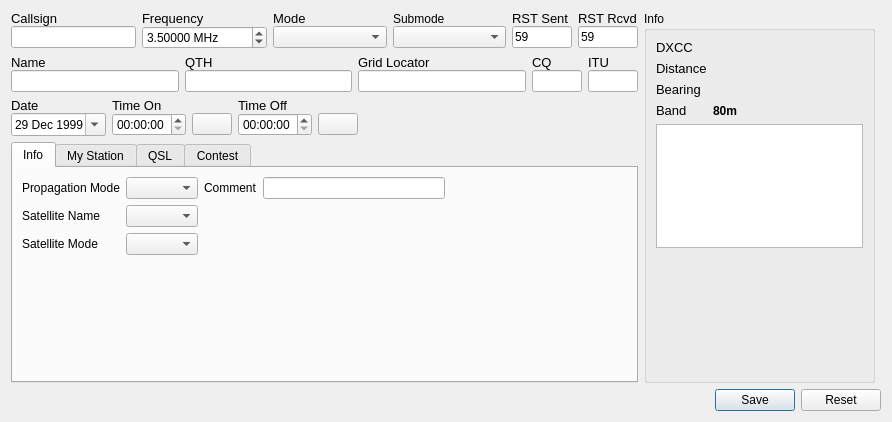
First picture: the form in ui/NewContactWidget.ui, repository 7h0ma5/QLog, before the edit.
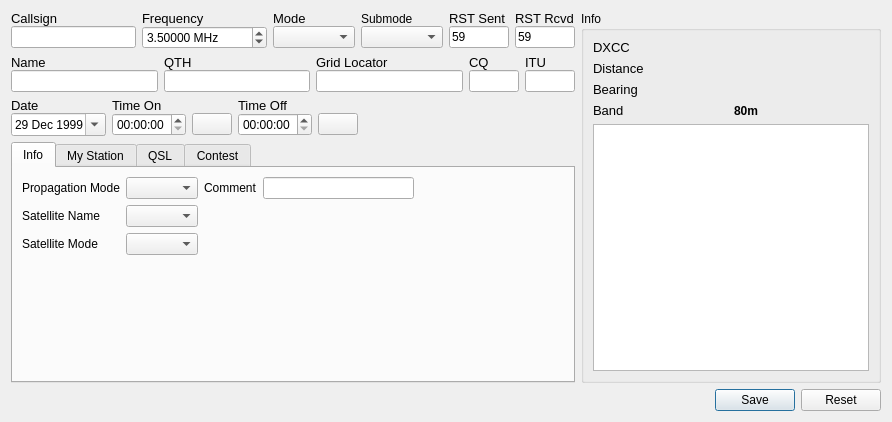
Second picture: the form after the edit. Icons and pictures are not drawn. Custom widgets are drawn as their Qt base class.

Commit message: Improve DXCC table

What changed in the file:
```diff
--- a/ui/NewContactWidget.ui
+++ b/ui/NewContactWidget.ui
@@ -875,38 +875,18 @@
      </widget>
     </widget>
    </item>
-   <item row="0" column="1" rowspan="4">
+   <item row="0" column="1" rowspan="4" colspan="2">
     <widget class="QGroupBox" name="groupBox">
+     <property name="minimumSize">
+      <size>
+       <width>300</width>
+       <height>0</height>
+      </size>
+     </property>
      <property name="title">
       <string>Info</string>
      </property>
-     <layout class="QGridLayout" name="gridLayout_4" columnminimumwidth="0,150">
-      <item row="5" column="0" colspan="2">
-       <spacer name="verticalSpacer">
-        <property name="orientation">
-         <enum>Qt::Vertical</enum>
-        </property>
-        <property name="sizeHint" stdset="0">
-         <size>
-          <width>20</width>
-          <height>40</height>
-         </size>
-        </property>
-       </spacer>
-      </item>
-      <item row="0" column="1">
-       <widget class="QLabel" name="dxccInfo">
-        <property name="font">
-         <font>
-          <weight>75</weight>
-          <bold>true</bold>
-         </font>
-        </property>
-        <property name="text">
-         <string notr="true"/>
-        </property>
-       </widget>
-      </item>
+     <layout class="QGridLayout" name="gridLayout_4">
       <item row="3" column="0">
        <widget class="QLabel" name="bandLabel">
         <property name="font">
@@ -921,46 +901,6 @@
         </property>
        </widget>
       </item>
-      <item row="3" column="1">
-       <widget class="QLabel" name="bandText">
-        <property name="font">
-         <font>
-          <weight>75</weight>
-          <bold>true</bold>
-         </font>
-        </property>
-        <property name="text">
-         <string notr="true">80m</string>
-        </property>
-       </widget>
-      </item>
-      <item row="2" column="1">
-       <widget class="QLabel" name="bearingInfo">
-        <property name="font">
-         <font>
-          <weight>75</weight>
-          <bold>true</bold>
-         </font>
-        </property>
-        <property name="text">
-         <string notr="true"/>
-        </property>
-       </widget>
-      </item>
-      <item row="1" column="0">
-       <widget class="QLabel" name="distanceLabel">
-        <property name="font">
-         <font>
-          <pointsize>10</pointsize>
-          <weight>50</weight>
-          <bold>false</bold>
-         </font>
-        </property>
-        <property name="text">
-         <string>Distance</string>
-        </property>
-       </widget>
-      </item>
       <item row="1" column="1">
        <widget class="QLabel" name="distanceInfo">
         <property name="minimumSize">
@@ -980,17 +920,16 @@
         </property>
        </widget>
       </item>
-      <item row="2" column="0">
-       <widget class="QLabel" name="bearingLabel">
+      <item row="0" column="1">
+       <widget class="QLabel" name="dxccInfo">
         <property name="font">
          <font>
-          <pointsize>10</pointsize>
-          <weight>50</weight>
-          <bold>false</bold>
+          <weight>75</weight>
+          <bold>true</bold>
          </font>
         </property>
         <property name="text">
-         <string>Bearing</string>
+         <string notr="true"/>
         </property>
        </widget>
       </item>
@@ -1008,24 +947,75 @@
         </property>
        </widget>
       </item>
+      <item row="2" column="1">
+       <widget class="QLabel" name="bearingInfo">
+        <property name="font">
+         <font>
+          <weight>75</weight>
+          <bold>true</bold>
+         </font>
+        </property>
+        <property name="text">
+         <string notr="true"/>
+        </property>
+       </widget>
+      </item>
+      <item row="2" column="0">
+       <widget class="QLabel" name="bearingLabel">
+        <property name="font">
+         <font>
+          <pointsize>10</pointsize>
+          <weight>50</weight>
+          <bold>false</bold>
+         </font>
+        </property>
+        <property name="text">
+         <string>Bearing</string>
+        </property>
+       </widget>
+      </item>
+      <item row="3" column="1">
+       <widget class="QLabel" name="bandText">
+        <property name="font">
+         <font>
+          <weight>75</weight>
+          <bold>true</bold>
+         </font>
+        </property>
+        <property name="text">
+         <string notr="true">80m</string>
+        </property>
+       </widget>
+      </item>
+      <item row="1" column="0">
+       <widget class="QLabel" name="distanceLabel">
+        <property name="font">
+         <font>
+          <pointsize>10</pointsize>
+          <weight>50</weight>
+          <bold>false</bold>
+         </font>
+        </property>
+        <property name="text">
+         <string>Distance</string>
+        </property>
+       </widget>
+      </item>
       <item row="4" column="0" colspan="2">
-       <widget class="QTableView" name="tableView">
-        <property name="sizeAdjustPolicy">
-         <enum>QAbstractScrollArea::AdjustToContents</enum>
-        </property>
-        <property name="editTriggers">
-         <set>QAbstractItemView::NoEditTriggers</set>
-        </property>
-        <attribute name="verticalHeaderVisible">
-         <bool>false</bool>
-        </attribute>
-       </widget>
+       <widget class="DxccTableWidget" name="dxccTableWidget"/>
       </item>
      </layout>
     </widget>
    </item>
   </layout>
  </widget>
+ <customwidgets>
+  <customwidget>
+   <class>DxccTableWidget</class>
+   <extends>QTableView</extends>
+   <header>ui/DxccTableWidget.h</header>
+  </customwidget>
+ </customwidgets>
  <tabstops>
   <tabstop>callsignEdit</tabstop>
   <tabstop>nameEdit</tabstop>
```
Left out of the diff: 27 changed lines with no effect on the pictures. The commit also changes 8 other files.
